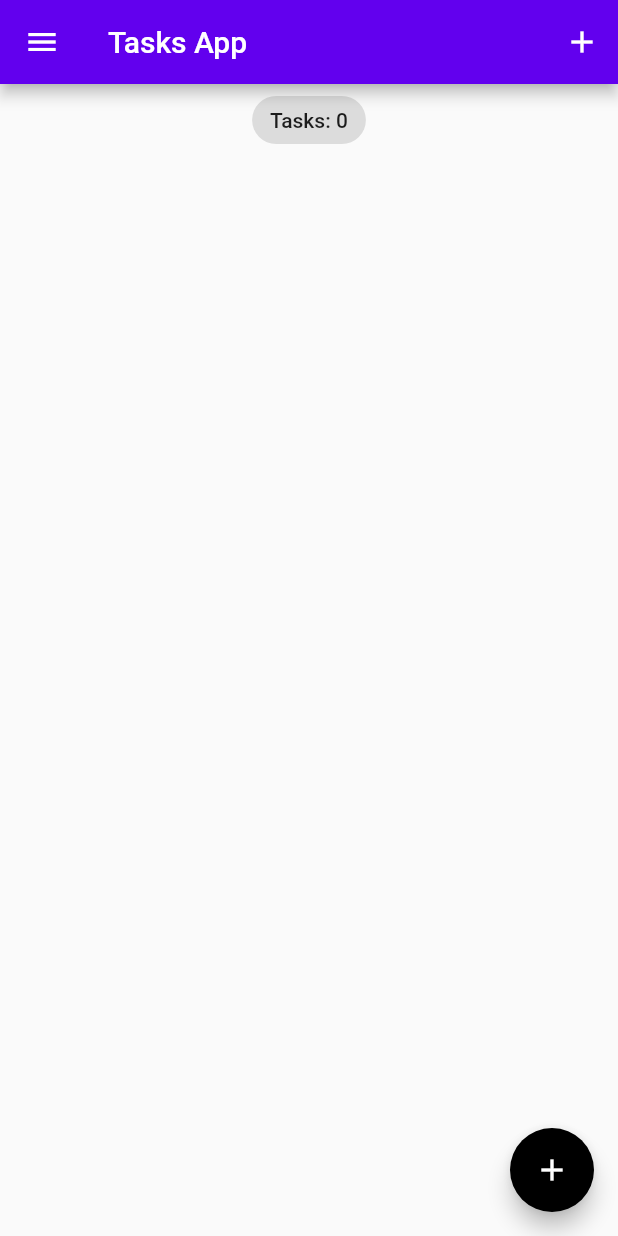
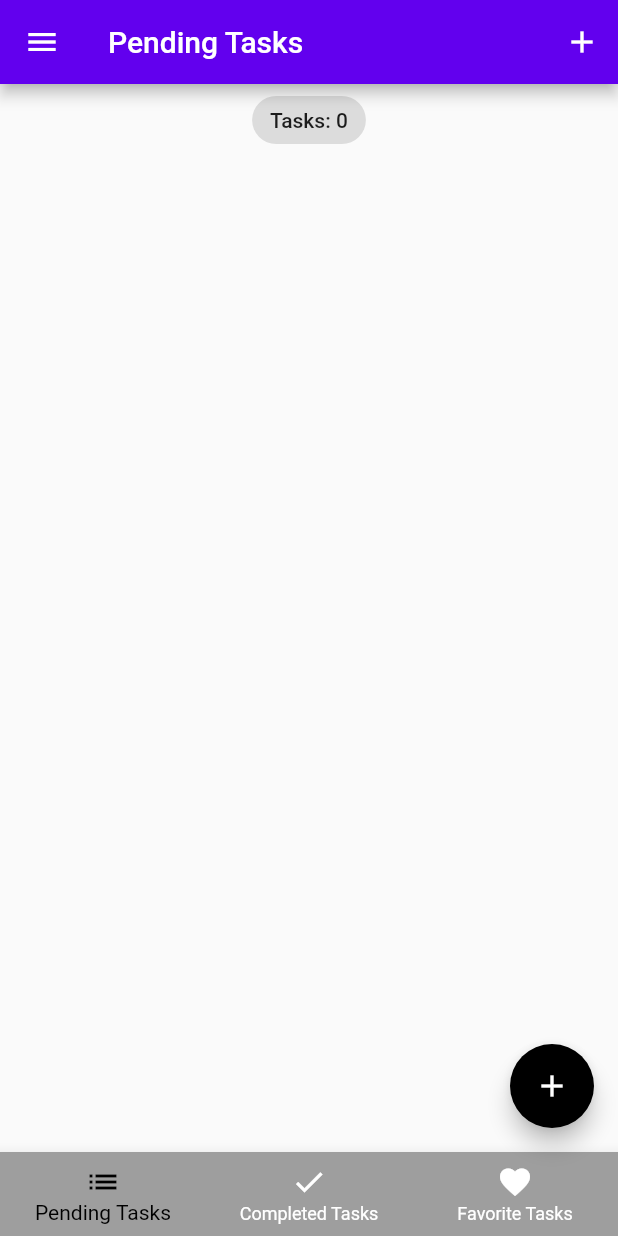
Before and after one commit to Hall-e3/flutter_bloc, a Flutter app: the screen it shows after launch, on a phone screen of 412 x 824 dp. Run offline on Flutter 3.47's test engine with Material 2 defaults, Android fonts, the phone set to English and light mode, and no system bars; our stand-ins replace equatable, flutter_bloc, hydrated_bloc.

Commit message:
new changes

```diff
--- a/lib/main.dart
+++ b/lib/main.dart
@@ -1,11 +1,11 @@
 import 'package:flutter/foundation.dart';
-import 'package:bloc_demo/presentation/screens/tasks_screen.dart';
 import 'package:flutter/material.dart';
 import 'package:path_provider/path_provider.dart';
 
 import 'logic/blocs/bloc_exports.dart';
 import 'presentation/app_theme/theme.dart';
 import 'presentation/router/app_router.dart';
+import 'presentation/screens/tabs_screen.dart';
 
 void main() async {
   WidgetsFlutterBinding.ensureInitialized();
@@ -37,7 +37,7 @@ class MyApp extends StatelessWidget {
             theme: state.toggleOnAndOff
                 ? AppThemes.appThemeData[AppTheme.darkTheme]
                 : AppThemes.appThemeData[AppTheme.lightTheme],
-            home: const TasksScreen(),
+            home: const TabsScreen(),
             onGenerateRoute: appRoutes.onGenerateRoute,
           );
         },
--- a/lib/presentation/router/app_router.dart
+++ b/lib/presentation/router/app_router.dart
@@ -6,8 +6,6 @@ class AppRoutes {
     switch (routeSettings.name) {
       case RecycleBin.id:
         return MaterialPageRoute(builder: (_) => const RecycleBin());
-      case TasksScreen.id:
-        return MaterialPageRoute(builder: (_) => const TasksScreen());
       case TabsScreen.id:
         return MaterialPageRoute(builder: (_) => const TabsScreen());
       default:
--- a/lib/presentation/screens/drawer.dart
+++ b/lib/presentation/screens/drawer.dart
@@ -1,7 +1,7 @@
 import 'package:flutter/material.dart';
 import '../../logic/blocs/bloc_exports.dart';
 import 'recycle_bin.dart';
-import 'tasks_screen.dart';
+import 'tabs_screen.dart';
 
 class CustomDrawer extends StatelessWidget {
   const CustomDrawer({super.key});
@@ -20,8 +20,8 @@ class CustomDrawer extends StatelessWidget {
             BlocBuilder<TasksBloc, TasksState>(
               builder: (context, state) {
                 return GestureDetector(
-                  onTap: () => Navigator.of(context)
-                      .pushReplacementNamed(TasksScreen.id),
+                  onTap: () =>
+                      Navigator.of(context).pushReplacementNamed(TabsScreen.id),
                   child: ListTile(
                     leading: const Icon(Icons.folder_special),
                     title: const Text("My Tasks"),
--- a/lib/presentation/screens/index.dart
+++ b/lib/presentation/screens/index.dart
@@ -1,3 +1,3 @@
 export '../screens/tabs_screen.dart';
-export '../screens/tasks_screen.dart';
+export 'pending_screen.dart';
 export "../screens/recycle_bin.dart";
--- /dev/null
+++ b/lib/presentation/screens/pending_screen.dart
@@ -0,0 +1,30 @@
+import 'package:flutter/material.dart';
+import '../../data/models/task.dart';
+import '../../logic/blocs/bloc_exports.dart';
+import "../widgets/tasks_list.dart";
+
+// ignore: must_be_immutable
+class PendingTasksScreen extends StatelessWidget {
+  const PendingTasksScreen({super.key});
+  static const id = "tasks_screen";
+
+  @override
+  Widget build(BuildContext context) {
+    return BlocBuilder<TasksBloc, TasksState>(
+      builder: (context, state) {
+        List<Task> tasksList = state.allTasks;
+        return Column(
+          crossAxisAlignment: CrossAxisAlignment.center,
+          children: [
+            Center(
+              child: Chip(
+                label: Text("Tasks: ${tasksList.length}"),
+              ),
+            ),
+            TasksList(tasksList: tasksList)
+          ],
+        );
+      },
+    );
+  }
+}
--- a/lib/presentation/screens/tabs_screen.dart
+++ b/lib/presentation/screens/tabs_screen.dart
@@ -1,11 +1,69 @@
+import 'package:bloc_demo/presentation/screens/completed_tasks_screen.dart';
+import 'package:bloc_demo/presentation/screens/favorite_tasks_screen.dart';
+import 'package:bloc_demo/presentation/screens/index.dart';
 import 'package:flutter/material.dart';
+import 'package:bloc_demo/presentation/screens/drawer.dart';
 
-class TabsScreen extends StatelessWidget {
+import '../widgets/add_tasks_container.dart';
+
+class TabsScreen extends StatefulWidget {
   const TabsScreen({super.key});
   static const id = "tabs_screen";
 
   @override
+  State<TabsScreen> createState() => _TabsScreenState();
+}
+
+class _TabsScreenState extends State<TabsScreen> {
+  final List<Map<String, dynamic>> _pageDetails = [
+    {"pageName": const PendingTasksScreen(), "title": "Pending Tasks"},
+    {"pageName": const CompletedTasksScreen(), "title": "Completed Tasks"},
+    {"pageName": const FavoriteTasksScreen(), "title": "Favorite Tasks"}
+  ];
+
+  var _selectedPageIndex = 0;
+
+  void _addTask(BuildContext context) {
+    showModalBottomSheet(
+        context: context,
+        builder: (context) => const SingleChildScrollView(
+              child: AddTaskContainer(),
+            ));
+  }
+
+  @override
   Widget build(BuildContext context) {
-    return Container();
+    return Scaffold(
+      appBar: AppBar(
+        title: Text(_pageDetails[_selectedPageIndex]['title']),
+        actions: [
+          IconButton(
+              onPressed: () => _addTask(context), icon: const Icon(Icons.add))
+        ],
+      ),
+      drawer: const CustomDrawer(),
+      body: _pageDetails[_selectedPageIndex]['pageName'],
+      floatingActionButton: FloatingActionButton(
+        onPressed: () => _addTask(context),
+        tooltip: 'Add Task',
+        child: const Icon(Icons.add),
+      ),
+      bottomNavigationBar: BottomNavigationBar(
+        currentIndex: _selectedPageIndex,
+        onTap: (index) {
+          setState(() {
+            _selectedPageIndex = index;
+          });
+        },
+        items: const [
+          BottomNavigationBarItem(
+              icon: Icon(Icons.list), label: "Pending Tasks"),
+          BottomNavigationBarItem(
+              icon: Icon(Icons.done), label: "Completed Tasks"),
+          BottomNavigationBarItem(
+              icon: Icon(Icons.favorite), label: "Favorite Tasks")
+        ],
+      ),
+    );
   }
 }
--- a/lib/presentation/screens/tasks_screen.dart
+++ /dev/null
@@ -1,61 +0,0 @@
-import 'package:bloc_demo/presentation/screens/drawer.dart';
-import 'package:flutter/material.dart';
-import '../../data/models/task.dart';
-import '../../logic/blocs/bloc_exports.dart';
-import '../widgets/add_tasks_container.dart';
-import "../widgets/tasks_list.dart";
-
-// ignore: must_be_immutable
-class TasksScreen extends StatefulWidget {
-  const TasksScreen({super.key});
-  static const id = "tasks_screen";
-
-  @override
-  State<TasksScreen> createState() => _TasksScreenState();
-}
-
-class _TasksScreenState extends State<TasksScreen> {
-  void _addTask(BuildContext context) {
-    showModalBottomSheet(
-        context: context,
-        builder: (context) => const SingleChildScrollView(
-              child: AddTaskContainer(),
-            ));
-  }
-
-  @override
-  Widget build(BuildContext context) {
-    return BlocBuilder<TasksBloc, TasksState>(
-      builder: (context, state) {
-        List<Task> tasksList = state.allTasks;
-        return Scaffold(
-          appBar: AppBar(
-            title: const Text("Tasks App"),
-            actions: [
-              IconButton(
-                  onPressed: () => _addTask(context),
-                  icon: const Icon(Icons.add))
-            ],
-          ),
-          drawer: const CustomDrawer(),
-          body: Column(
-            crossAxisAlignment: CrossAxisAlignment.center,
-            children: [
-              Center(
-                child: Chip(
-                  label: Text("Tasks: ${tasksList.length}"),
-                ),
-              ),
-              TasksList(tasksList: tasksList)
-            ],
-          ),
-          floatingActionButton: FloatingActionButton(
-            onPressed: () => _addTask(context),
-            tooltip: 'Add Task',
-            child: const Icon(Icons.add),
-          ),
-        );
-      },
-    );
-  }
-}
```
Also changed, not shown: lib/presentation/screens/completed_tasks_screen.dart (added, +30 -0 lines), lib/presentation/screens/favorite_tasks_screen.dart (added, +30 -0 lines).
